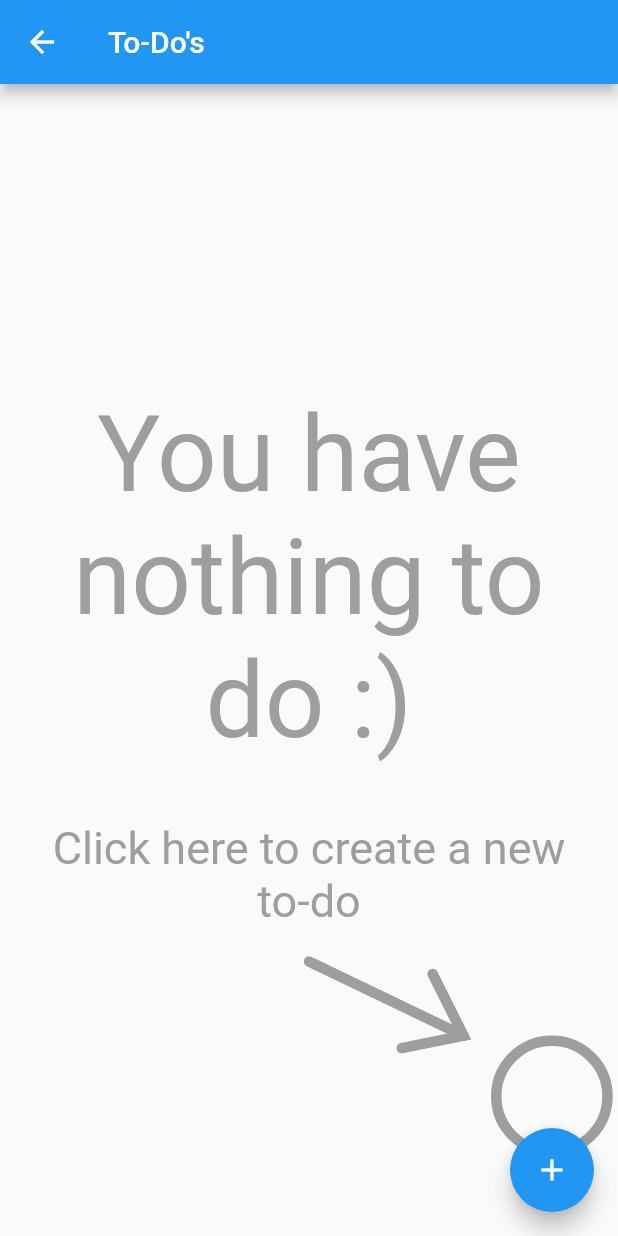
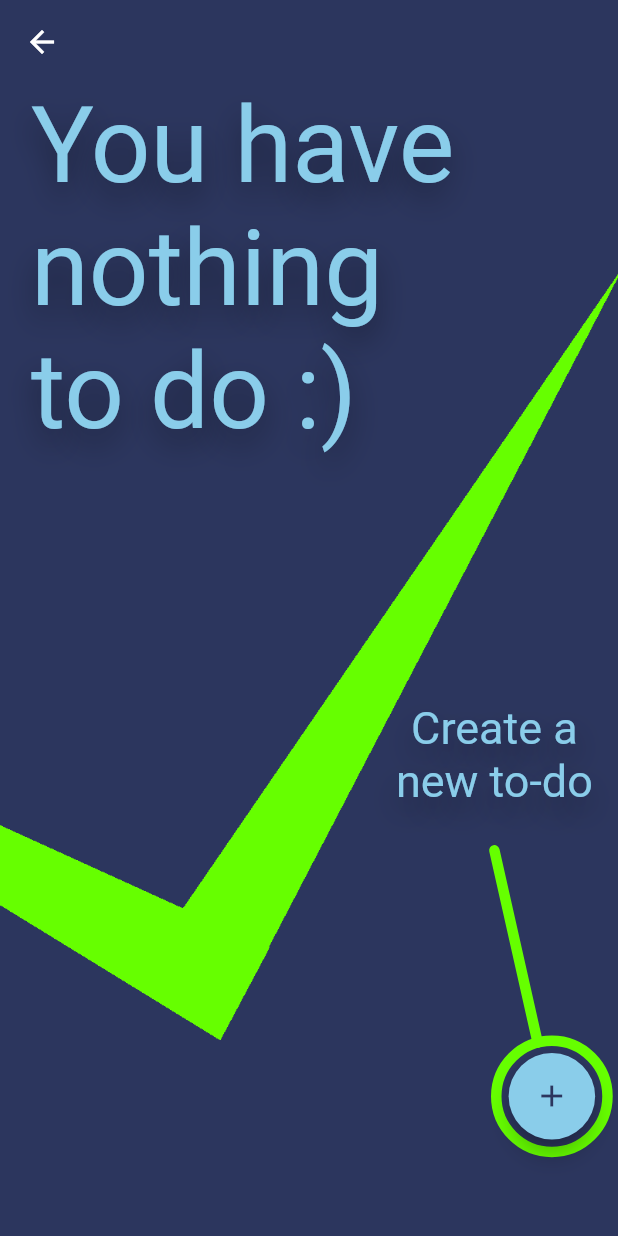
Before and after one commit to TBarmak/retask, a Flutter app: the screen it shows once a user with an empty profile is signed in, after a tap on "My To-Do's", on a phone screen of 412 x 824 dp. Run offline on Flutter 3.47's test engine with Material 2 defaults, Android fonts, the light colour scheme and no system bars; our stand-ins replace cloud_firestore, firebase_auth, firebase_core, flutter_spinkit, numberpicker, rflutter_alert; accounts and stored records are empty.

Commit message:
Stylize the NoToDos screen according to the theme
The NoToDos screen is now stylized according to the color scheme in shared/constants.dart.

The FloatingActionButton has been moved from the Scaffold to be a Positioned widget in a stack so that the NoToDos widget can circle its location.

```diff
--- a/lib/screens/home/no_to_dos.dart
+++ b/lib/screens/home/no_to_dos.dart
@@ -1,5 +1,7 @@
 import 'package:flutter/material.dart';
+import 'package:retask/shared/constants.dart';
 import 'package:retask/shared/shared.dart';
+import 'dart:math';
 
 class NoToDos extends StatelessWidget {
   @override
@@ -11,24 +13,35 @@ class NoToDos extends StatelessWidget {
         builder: (BuildContext context, BoxConstraints constraints) {
       return Stack(
         children: [
-          Center(
-              child: Column(
-            mainAxisAlignment: MainAxisAlignment.center,
-            children: [
-              Padding(
-                padding: const EdgeInsets.all(20),
-                child: Text("You have nothing to do :)",
-                    textAlign: TextAlign.center,
-                    style: TextStyle(color: Colors.grey[500], fontSize: 70)),
-              ),
-              Padding(
-                padding: const EdgeInsets.all(20),
-                child: Text("Click here to create a new to-do",
-                    textAlign: TextAlign.center,
-                    style: TextStyle(color: Colors.grey[500], fontSize: 30)),
-              )
-            ],
-          )),
+          Positioned(
+            left: screenWidth(context) * 0.05,
+            child: SizedBox(
+              width: screenWidth(context) * 0.7,
+              child: Text("You have nothing to do :)",
+                  textAlign: TextAlign.start,
+                  style: TextStyle(color: accentColor1, fontSize: 70, shadows: [
+                    Shadow(
+                        offset: Offset(0, 10),
+                        blurRadius: 25,
+                        color: Colors.black38)
+                  ])),
+            ),
+          ),
+          Positioned(
+            top: screenHeight(context) * 0.5,
+            left: screenWidth(context) * 0.6,
+            child: SizedBox(
+              width: screenWidth(context) * 0.4,
+              child: Text("Create a new to-do",
+                  textAlign: TextAlign.center,
+                  style: TextStyle(color: accentColor1, fontSize: 30, shadows: [
+                    Shadow(
+                        offset: Offset(0, 10),
+                        blurRadius: 25,
+                        color: Colors.black38)
+                  ])),
+            ),
+          ),
           CustomPaint(
               painter: MyPainter(fullWidth, fullHeight),
               size: Size(constraints.maxWidth, constraints.maxHeight)),
@@ -46,21 +59,25 @@ class MyPainter extends CustomPainter {
 
   @override
   void paint(Canvas canvas, Size size) {
+    double radius = screenWidth * 0.09;
     Paint linePaint = Paint();
+
     linePaint.strokeWidth = 7;
-    linePaint.color = Colors.grey[500];
+    linePaint.color = accentColor2;
     linePaint.style = PaintingStyle.stroke;
     linePaint.strokeCap = StrokeCap.round;
-    canvas.drawLine(Offset(screenWidth * 0.5, screenHeight * 0.71),
-        Offset(screenWidth * 0.75, screenHeight * 0.77), linePaint);
-    canvas.drawCircle(Offset(screenWidth * 0.893, screenHeight * 0.819),
-        screenWidth * 0.09, linePaint);
-
-    var path = Path();
-    path.moveTo(screenWidth * 0.65, screenHeight * 0.78);
-    path.lineTo(screenWidth * 0.75, screenHeight * 0.77);
-    path.lineTo(screenWidth * 0.7, screenHeight * 0.72);
-    canvas.drawPath(path, linePaint);
+    canvas.drawLine(
+        Offset(screenWidth * 0.8, screenHeight * 0.62),
+        // Get a point on the circle
+        Offset(
+            screenWidth * 0.87,
+            -1 *
+                    sqrt(pow(radius, 2) -
+                        pow(screenWidth * 0.87 - screenWidth * 0.893, 2)) +
+                screenHeight * 0.819),
+        linePaint);
+    canvas.drawCircle(
+        Offset(screenWidth * 0.893, screenHeight * 0.819), radius, linePaint);
   }
 
   @override
--- a/lib/screens/home/to_dos.dart
+++ b/lib/screens/home/to_dos.dart
@@ -5,6 +5,8 @@ import 'package:retask/screens/home/to_do_list.dart';
 import 'package:retask/services/to_do_service.dart';
 
 import 'package:provider/provider.dart';
+import 'package:retask/shared/constants.dart';
+import 'package:retask/shared/shared.dart';
 
 class ToDos extends StatefulWidget {
   @override
@@ -20,9 +22,23 @@ class _ToDosState extends State<ToDos> {
     return StreamProvider<List<ToDo>>.value(
       value: toDoService.toDos,
       child: Scaffold(
-          appBar: AppBar(backgroundColor: Colors.blue, title: Text("To-Do's")),
-          body: ToDoList(),
-          floatingActionButton: FloatingActionButton(
+        backgroundColor: backgroundColor,
+        appBar: AppBar(backgroundColor: backgroundColor, elevation: 0.0),
+        body: Stack(
+          children: [
+            Container(
+              decoration: BoxDecoration(
+                  image: DecorationImage(
+                      image: AssetImage("assets/check.png"),
+                      fit: BoxFit.fitWidth)),
+            ),
+            ToDoList(),
+            Positioned(
+              width: screenWidth(context) * 0.14,
+              height: screenWidth(context) * 0.14,
+              left: screenWidth(context) * 0.893 - screenWidth(context) * 0.07,
+              top: screenHeight(context) * 0.819 - screenWidth(context) * 0.07,
+              child: FloatingActionButton(
                   onPressed: () async {
                     dynamic result =
                         await Navigator.pushNamed(context, '/new_to_do');
@@ -32,7 +48,12 @@ class _ToDosState extends State<ToDos> {
                       });
                     }
                   },
-              child: Icon(Icons.add))),
+                  backgroundColor: accentColor1,
+                  child: Icon(Icons.add, color: backgroundColor)),
+            )
+          ],
+        ),
+      ),
     );
   }
 }
```
Lines whose indentation alone changed are shown as unchanged.
